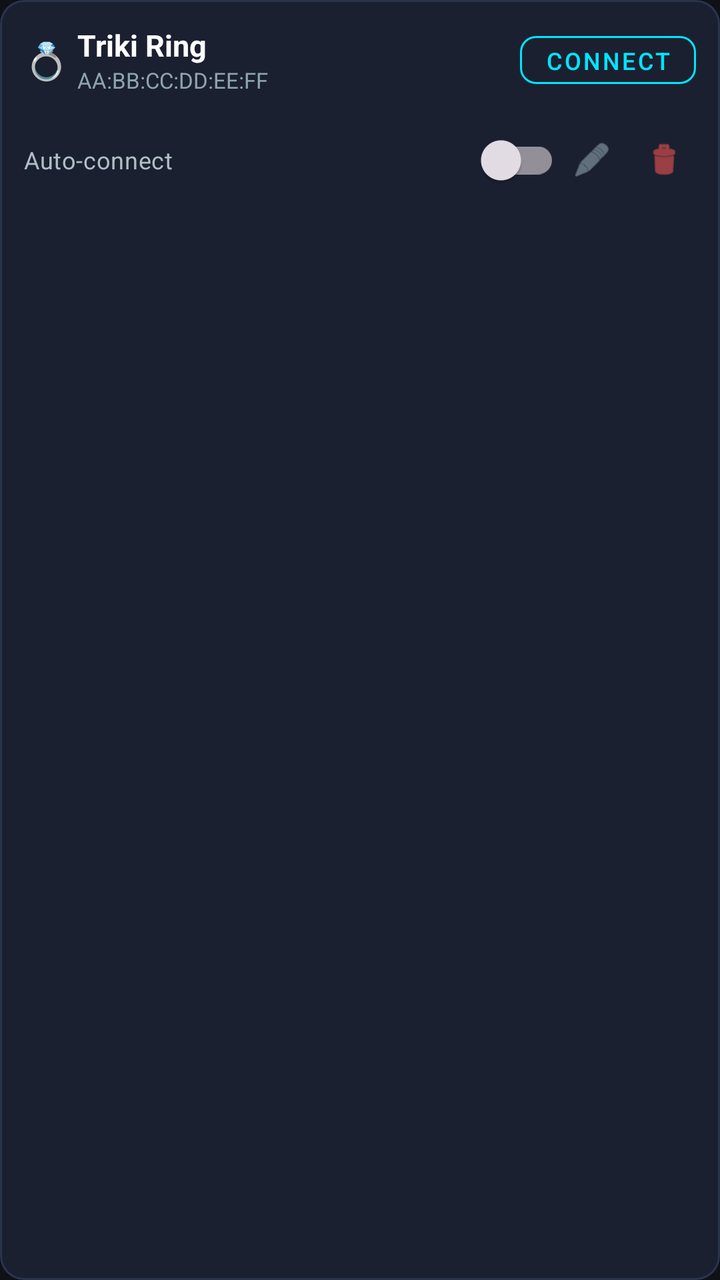
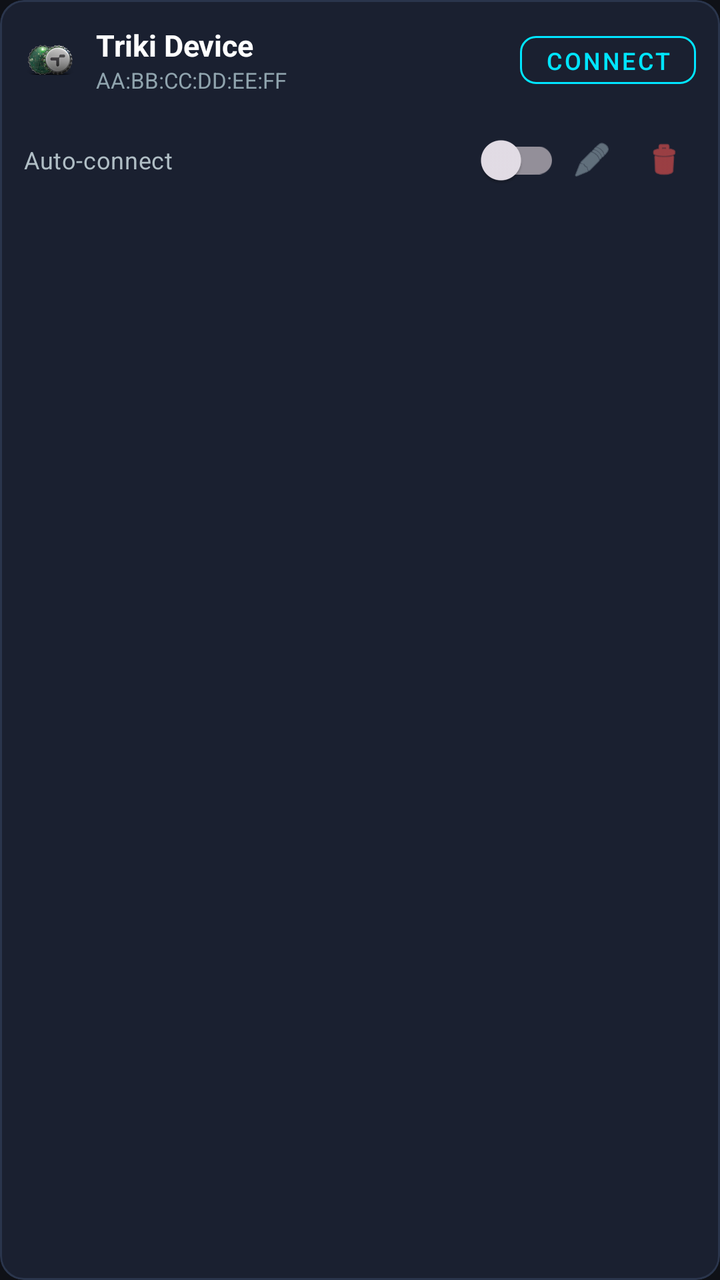

Before-and-after screenshots of an Android layout around one commit, followed by the original layout XML and the change that was made.
<!-- AndroidManifest.xml: application theme Theme.TrikiMusicController -->
<!-- res/layout/item_saved_device.xml -->
<?xml version="1.0" encoding="utf-8"?>
<com.google.android.material.card.MaterialCardView xmlns:android="http://schemas.android.com/apk/res/android"
    xmlns:app="http://schemas.android.com/apk/res-auto"
    android:layout_width="match_parent"
    android:layout_height="wrap_content"
    android:layout_marginBottom="8dp"
    app:cardBackgroundColor="#1A2030"
    app:cardCornerRadius="12dp"
    app:strokeColor="#2A354C"
    app:strokeWidth="1dp">

    <LinearLayout
        android:layout_width="match_parent"
        android:layout_height="wrap_content"
        android:orientation="vertical"
        android:padding="12dp">

        <LinearLayout
            android:layout_width="match_parent"
            android:layout_height="wrap_content"
            android:gravity="center_vertical"
            android:orientation="horizontal">

            <TextView
                android:layout_width="wrap_content"
                android:layout_height="wrap_content"
                android:text="💍 "
                android:textSize="18sp" />

            <LinearLayout
                android:layout_width="0dp"
                android:layout_height="wrap_content"
                android:layout_weight="1"
                android:orientation="vertical">

                <TextView
                    android:id="@+id/txtDeviceName"
                    android:layout_width="wrap_content"
                    android:layout_height="wrap_content"
                    android:text="Triki Ring"
                    android:textColor="#FFFFFF"
                    android:textSize="15sp"
                    android:textStyle="bold" />

                <TextView
                    android:id="@+id/txtDeviceMac"
                    android:layout_width="wrap_content"
                    android:layout_height="wrap_content"
                    android:text="AA:BB:CC:DD:EE:FF"
                    android:textColor="#90A4AE"
                    android:textSize="11sp" />
            </LinearLayout>

            <TextView
                android:id="@+id/txtConnectedBadge"
                android:layout_width="wrap_content"
                android:layout_height="wrap_content"
                android:background="#1B5E20"
                android:paddingHorizontal="8dp"
                android:paddingVertical="3dp"
                android:text="@string/device_active"
                android:textColor="#C8E6C9"
                android:textSize="10sp"
                android:textStyle="bold"
                android:visibility="gone"
                android:layout_marginEnd="8dp" />

            <com.google.android.material.button.MaterialButton
                android:id="@+id/btnConnectDevice"
                style="@style/Widget.MaterialComponents.Button.TextButton"
                android:layout_width="wrap_content"
                android:layout_height="36dp"
                android:text="@string/device_connect_btn"
                android:textColor="#00E5FF"
                android:textSize="12sp"
                app:cornerRadius="8dp"
                app:strokeColor="#00E5FF"
                app:strokeWidth="1dp" />
        </LinearLayout>

        <LinearLayout
            android:layout_width="match_parent"
            android:layout_height="wrap_content"
            android:layout_marginTop="8dp"
            android:gravity="center_vertical"
            android:orientation="horizontal">

            <com.google.android.material.switchmaterial.SwitchMaterial
                android:id="@+id/switchAutoConnect"
                android:layout_width="0dp"
                android:layout_height="wrap_content"
                android:layout_weight="1"
                android:text="@string/device_auto_connect"
                android:textColor="#B0BEC5"
                android:textSize="12sp"
                app:useMaterialThemeColors="true" />

            <ImageView
                android:id="@+id/btnRename"
                android:layout_width="32dp"
                android:layout_height="32dp"
                android:padding="6dp"
                android:src="@android:drawable/ic_menu_edit"
                app:tint="#90A4AE"
                android:background="?selectableItemBackgroundBorderless"
                android:contentDescription="@string/device_rename"
                android:layout_marginEnd="4dp" />

            <ImageView
                android:id="@+id/btnForget"
                android:layout_width="32dp"
                android:layout_height="32dp"
                android:padding="6dp"
                android:src="@android:drawable/ic_menu_delete"
                app:tint="#EF5350"
                android:background="?selectableItemBackgroundBorderless"
                android:contentDescription="@string/device_forget" />
        </LinearLayout>
    </LinearLayout>
</com.google.android.material.card.MaterialCardView>
<!-- resources referenced by this layout -->
<resources>
  <string name="device_active">Connected</string>
  <string name="device_auto_connect">Auto-connect</string>
  <string name="device_connect_btn">Connect</string>
  <string name="device_forget">Forget</string>
  <string name="device_rename">Rename</string>
  <style name="Theme.TrikiMusicController" parent="Theme.Material3.Dark.NoActionBar">
          <item name="colorPrimary">#00E5FF</item>
          <item name="android:statusBarColor">#0F1117</item>
          <item name="android:navigationBarColor">#0F1117</item>
          <item name="android:windowBackground">#0F1117</item>
      </style>
</resources>

<!-- the commit's change to res/layout/item_saved_device.xml (unified diff, before → after) -->
@@ -21,11 +21,12 @@
             android:gravity="center_vertical"
             android:orientation="horizontal">
 
-            <TextView
-                android:layout_width="wrap_content"
-                android:layout_height="wrap_content"
-                android:text="💍 "
-                android:textSize="18sp" />
+            <ImageView
+                android:layout_width="26dp"
+                android:layout_height="26dp"
+                android:layout_marginEnd="10dp"
+                android:src="@drawable/ic_triki_cap"
+                android:contentDescription="Triki Cap" />
 
             <LinearLayout
                 android:layout_width="0dp"
@@ -37,7 +38,7 @@
                     android:id="@+id/txtDeviceName"
                     android:layout_width="wrap_content"
                     android:layout_height="wrap_content"
-                    android:text="Triki Ring"
+                    android:text="Triki Device"
                     android:textColor="#FFFFFF"
                     android:textSize="15sp"
                     android:textStyle="bold" />
<!-- resource entries referenced after the edit -->
@@ -1,5 +1,6 @@
 <!-- resources referenced by this layout -->
 <resources>
+  <!-- drawable ic_triki_cap: png bitmap (drawable, 20352 bytes) -->
   <string name="device_active">Connected</string>
   <string name="device_auto_connect">Auto-connect</string>
   <string name="device_connect_btn">Connect</string>
